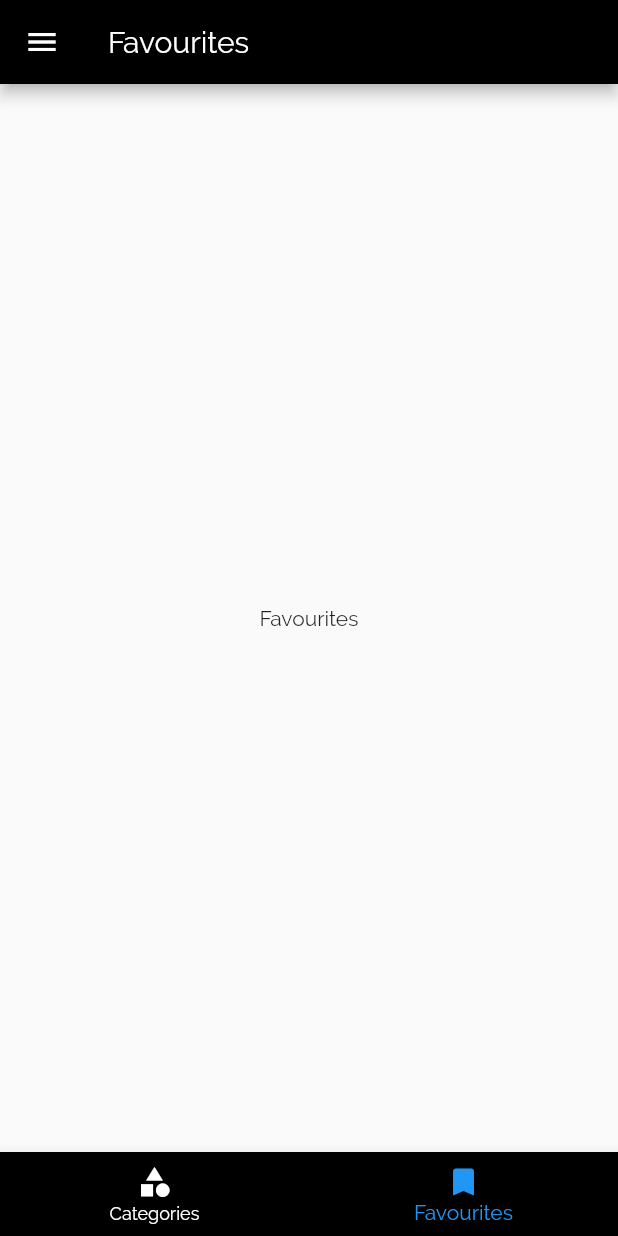
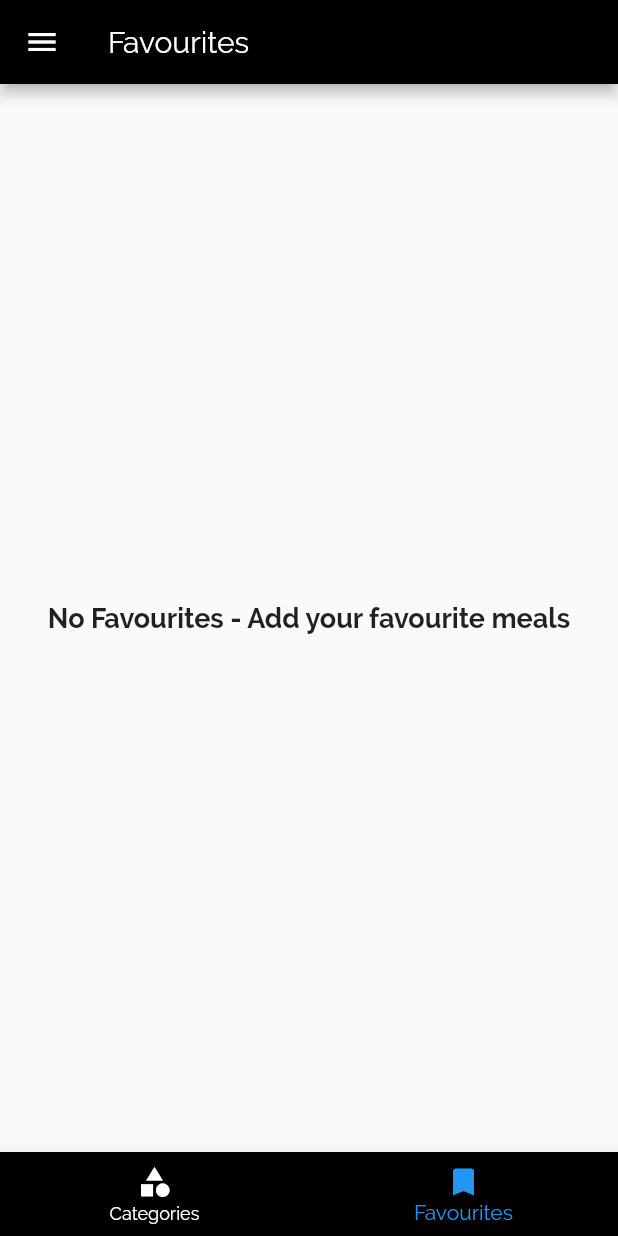
Before and after one commit to Kanav-Arora/Meals-App, a Flutter app: the screen it shows after launch, item 2 of the bottom bar chosen, on a phone screen of 412 x 824 dp. Run offline on Flutter 3.47's test engine with Material 2 defaults, Android fonts, the phone set to English and light mode, and no system bars.

Commit message:
Favourite Dish Feature Added

```diff
--- a/lib/Screen/favourites_screen.dart
+++ b/lib/Screen/favourites_screen.dart
@@ -1,8 +1,26 @@
 import 'package:flutter/material.dart';
+import 'package:meal_app/Data/meal.dart';
+import 'package:meal_app/Widgets/meal_item.dart';
 
 class FavouritesScreen extends StatelessWidget {
+  static String routeName = "FavouriteScreen";
+  List<Meal> data;
+
+  FavouritesScreen(this.data);
   @override
   Widget build(BuildContext context) {
-    return Center(child: Text('Favourites'));
+    return data.length == 0
+        ? Center(
+            child: Text(
+            'No Favourites - Add your favourite meals',
+            style: Theme.of(context).textTheme.titleMedium,
+          ))
+        : ListView.builder(
+            key: UniqueKey(),
+            itemBuilder: ((context, index) {
+              return MealItem(data[index]);
+            }),
+            itemCount: data.length,
+          );
   }
 }
--- a/lib/Screen/tabs_bottom_screen.dart
+++ b/lib/Screen/tabs_bottom_screen.dart
@@ -1,19 +1,29 @@
 import 'package:flutter/material.dart';
+import 'package:meal_app/Data/meal.dart';
 import 'package:meal_app/Screen/categories_screen.dart';
 import 'package:meal_app/Screen/favourites_screen.dart';
 import 'package:meal_app/Widgets/main_drawer.dart';
 
 class TabsBottomScreen extends StatefulWidget {
+  List<Meal> favouriteList;
+  TabsBottomScreen(this.favouriteList);
   @override
   State<TabsBottomScreen> createState() => _TabScreenState();
 }
 
 class _TabScreenState extends State<TabsBottomScreen> {
-  List<Map<String, Object>> _pageList = [
-    {'page': CategoriesScreen(), 'title': 'Categories'},
-    {'page': FavouritesScreen(), 'title': 'Favourites'},
-  ];
+  List<Map<String, Object>> _pageList;
   int _selectedPageIndex = 0;
+
+  @override
+  void initState() {
+    _pageList = [
+      {'page': CategoriesScreen(), 'title': 'Categories'},
+      {'page': FavouritesScreen(widget.favouriteList), 'title': 'Favourites'},
+    ];
+    super.initState();
+  }
+
   void _selectPage(int index) {
     setState(() {
       _selectedPageIndex = index;
--- a/lib/Screen/tabs_screen.dart
+++ b/lib/Unused files/tabs_screen.dart
@@ -32,7 +32,7 @@ class _TabScreenState extends State<TabsScreen> {
         body: TabBarView(
           children: <Widget>[
             CategoriesScreen(),
-            FavouritesScreen(),
+            // FavouritesScreen(),
           ],
         ),
       ),
--- a/lib/main.dart
+++ b/lib/main.dart
@@ -23,6 +23,7 @@ class _MyAppState extends State<MyApp> {
   };
 
   List<Meal> _availableMeal = DUMMY_MEALS;
+  List<Meal> favouriteList = [];
 
   void _setFilters(Map<String, bool> filterData) {
     setState(() {
@@ -36,6 +37,21 @@ class _MyAppState extends State<MyApp> {
         return true;
       }).toList();
     });
+  }
+
+  void _toggleFav(String mealId) {
+    final existingIndex =
+        favouriteList.indexWhere((element) => element.id == mealId);
+    if (existingIndex >= 0) {
+      setState(() {
+        favouriteList.removeAt(existingIndex);
+      });
+    } else {
+      setState(() {
+        favouriteList
+            .add(DUMMY_MEALS.firstWhere((element) => element.id == mealId));
+      });
+    }
   }
 
   @override
@@ -69,10 +85,10 @@ class _MyAppState extends State<MyApp> {
       themeMode: ThemeMode.dark,
       initialRoute: '/',
       routes: {
-        '/': (ctx) => TabsBottomScreen(),
+        '/': (ctx) => TabsBottomScreen(favouriteList),
         CategoryMealsScreen.routeName: (ctx) =>
             CategoryMealsScreen(_availableMeal),
-        MealDetailScreen.routeName: (ctx) => MealDetailScreen(),
+        MealDetailScreen.routeName: (ctx) => MealDetailScreen(_toggleFav),
         FiltersScreen.routeName: (ctx) => FiltersScreen(filters, _setFilters),
       },
       onGenerateRoute: (settings) {
```
Also changed, not shown: lib/Screen/meal_detail_sceen.dart (+10 -0 lines).
